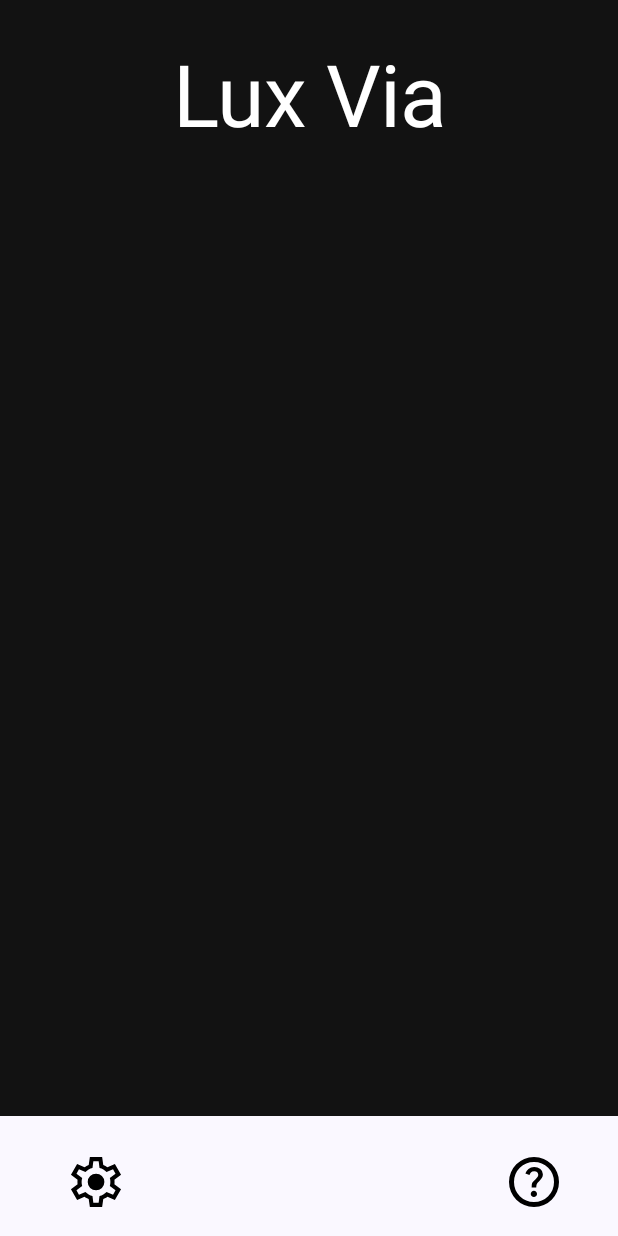
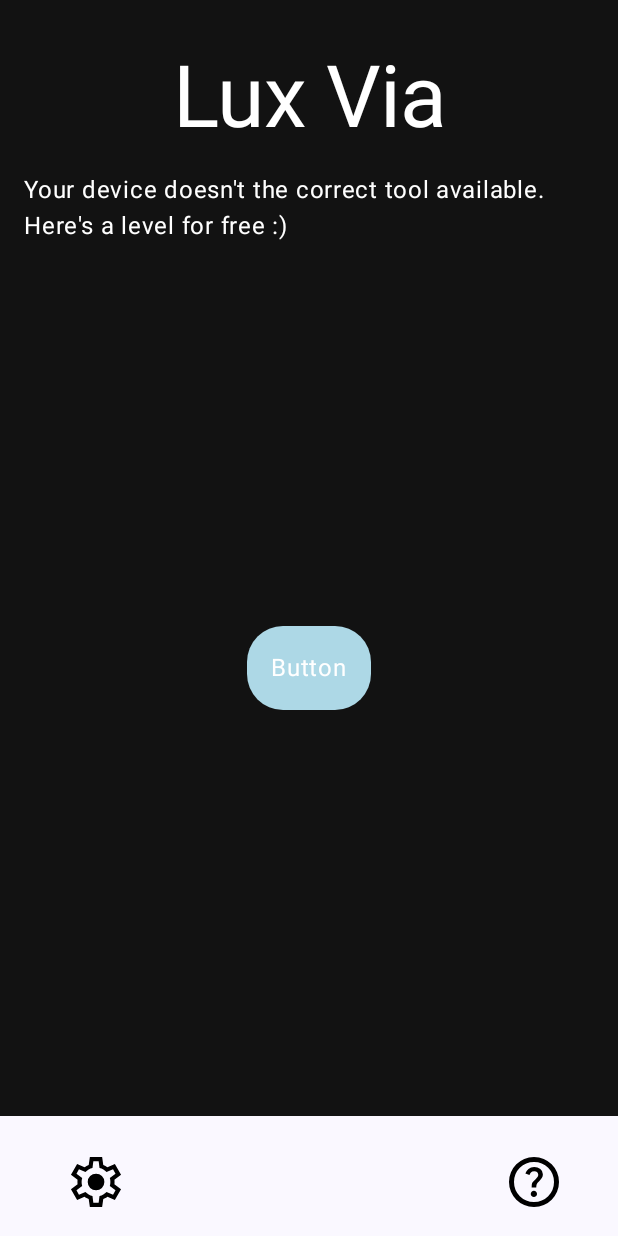
Before and after one commit to lys-08/AppMobile, an Android app built with Jetpack Compose: the Level_06 screen opened through its navigation route, on a phone screen of 412 x 824 dp. Run offline under Robolectric (Android 15) with nearby library versions, the phone set to English and light mode, and no system bars.

Commit message:
Vérif lampe torche

```diff
--- a/ClickMe/app/src/main/java/com/progmobile/clickme/ui/levels/Level_06.kt
+++ b/ClickMe/app/src/main/java/com/progmobile/clickme/ui/levels/Level_06.kt
@@ -29,6 +29,7 @@ import androidx.navigation.compose.rememberNavController
 import com.progmobile.clickme.R
 import com.progmobile.clickme.Screens
 import com.progmobile.clickme.ui.UnlockLevel
+import android.content.pm.PackageManager
 
 // Classe TorchManager pour gérer la lampe torche
 class TorchManager(context: Context) {
@@ -110,8 +111,26 @@ fun Level_06(
                 )
             }
 
+            if (!hasFlashlight(context)) {
+                Text(
+                    text = stringResource(id = R.string.warning_level06)
+                )
+                UnlockLevel(
+                    labelResourceId = R.string.button,
+                    level = 6,
+                    modifier,
+                    levelName = Screens.Level_07.name,
+                    navController
+                )
+
+            }
+
         }
     }
+}
+
+fun hasFlashlight(context: Context): Boolean {
+    return context.packageManager.hasSystemFeature(PackageManager.FEATURE_CAMERA_FLASH)
 }
 
 @Preview
--- a/ClickMe/app/src/main/res/values/strings.xml
+++ b/ClickMe/app/src/main/res/values/strings.xml
@@ -58,4 +58,7 @@
 
     // Buttons
     <string name="button">Button</string>
+
+    //Warning Level 06
+    <string name="warning_level06">Your device doesn\'t the correct tool available. Here\'s a level for free :)</string>
 </resources>
```
Also changed, not shown: 4 other files.
